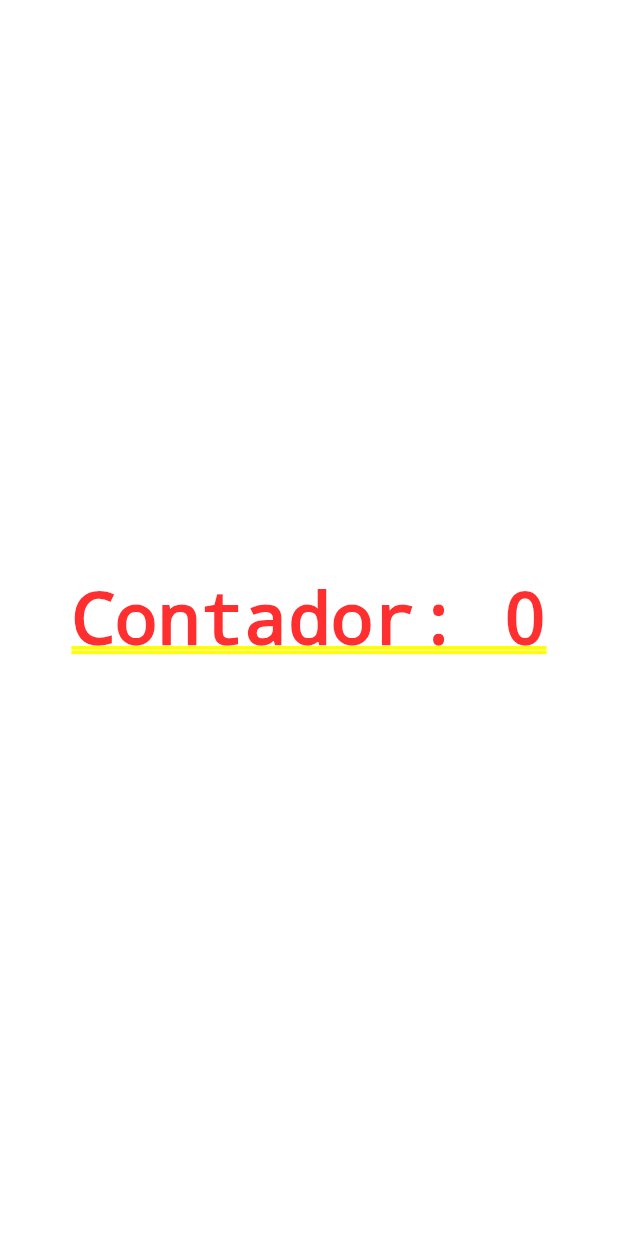
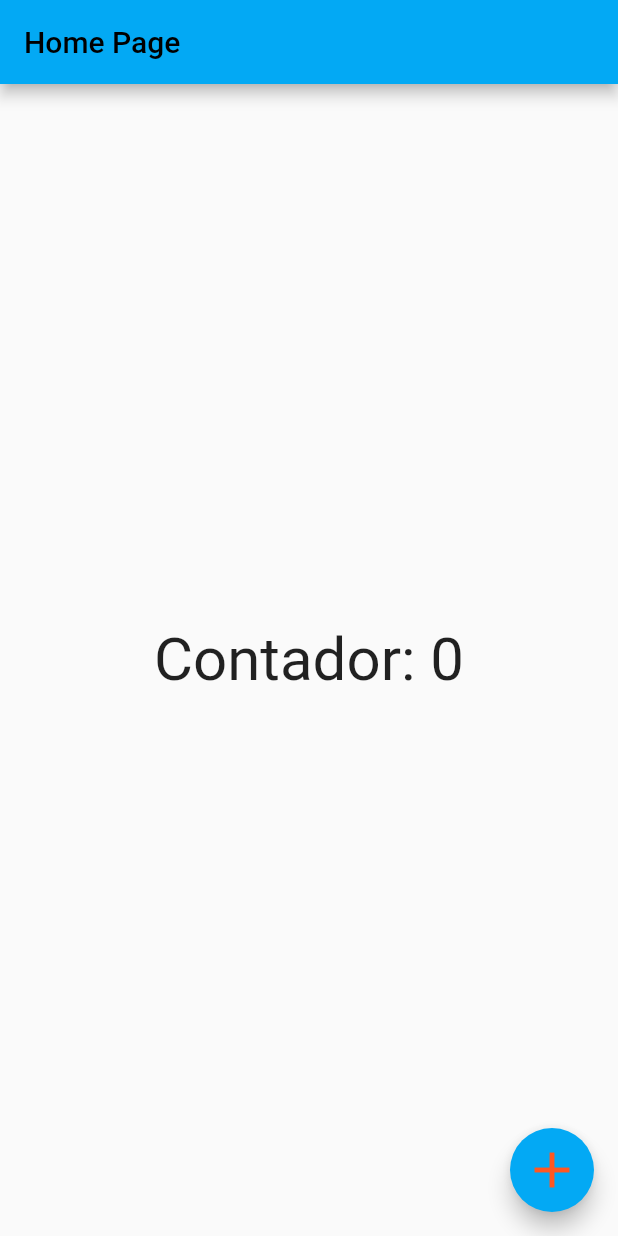
Before and after one commit to thomasbalmant/primandoWithFlutter, a Flutter app: the screen it shows after launch, on a phone screen of 412 x 824 dp. Run offline on Flutter 3.47's test engine with Material 2 defaults, Android fonts, the phone set to English and light mode, and no system bars.

Commit message:
add button and header

```diff
--- a/lib/home_page.dart
+++ b/lib/home_page.dart
@@ -11,16 +11,47 @@ class HomePageState extends State<HomePage> {
   int counter = 0;
   @override
   Widget build(BuildContext context) {
-    return Container(
-      child: Center(
-          child: GestureDetector(
-        child: Text('Contador: $counter'),
-        onTap: () {
+    return Scaffold(
+      appBar: AppBar(
+        title: Text('Home Page'),
+      ),
+      floatingActionButton: FloatingActionButton(
+        child: Icon(Icons.add, color: Colors.deepOrange, size: 40.0),
+        onPressed: () {
           setState(() {
             counter++;
           });
         },
+      ),
+      body: Center(
+          child: GestureDetector(
+        child: Text(
+          'Contador: $counter',
+          // ignore: prefer_const_constructors
+          style: TextStyle(
+            fontSize: 40,
+          ),
+        ),
       )),
     );
   }
 }
+
+
+// class HomePageState extends State<HomePage> {
+//   int counter = 0;
+//   @override
+//   Widget build(BuildContext context) {
+//     return Container(
+//       child: Center(
+//           child: GestureDetector(
+//         child: Text('Contador: $counter'),
+//         onTap: () {
+//           setState(() {
+//             counter++;
+//           });
+//         },
+//       )),
+//     );
+//   }
+// }
```
